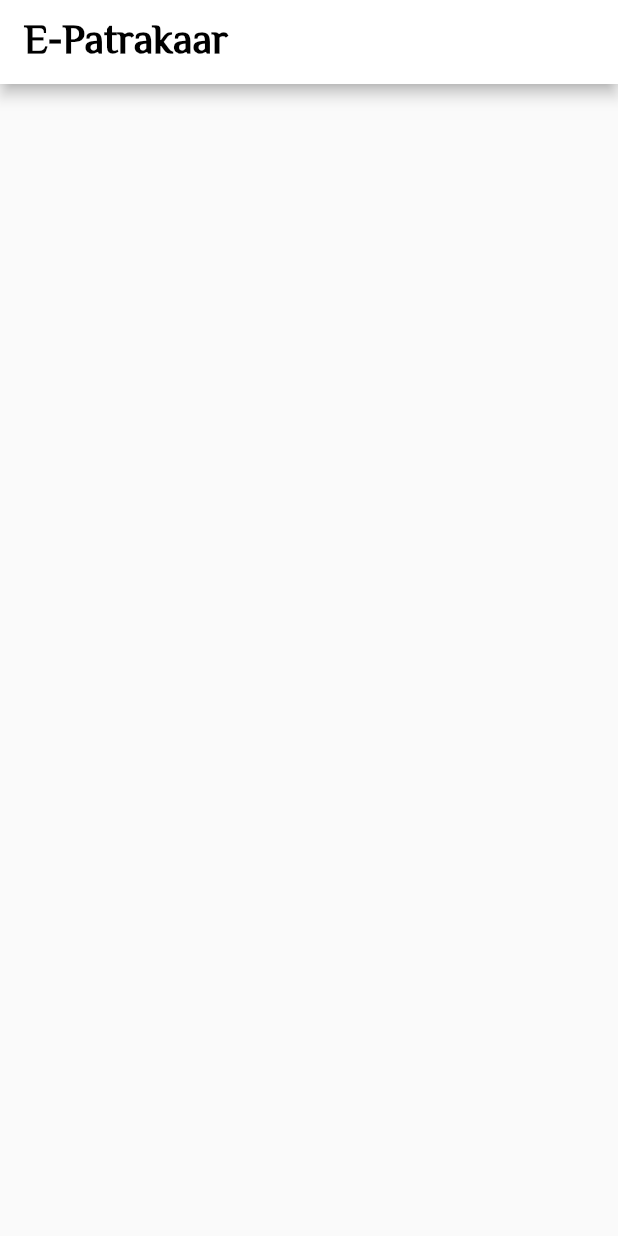
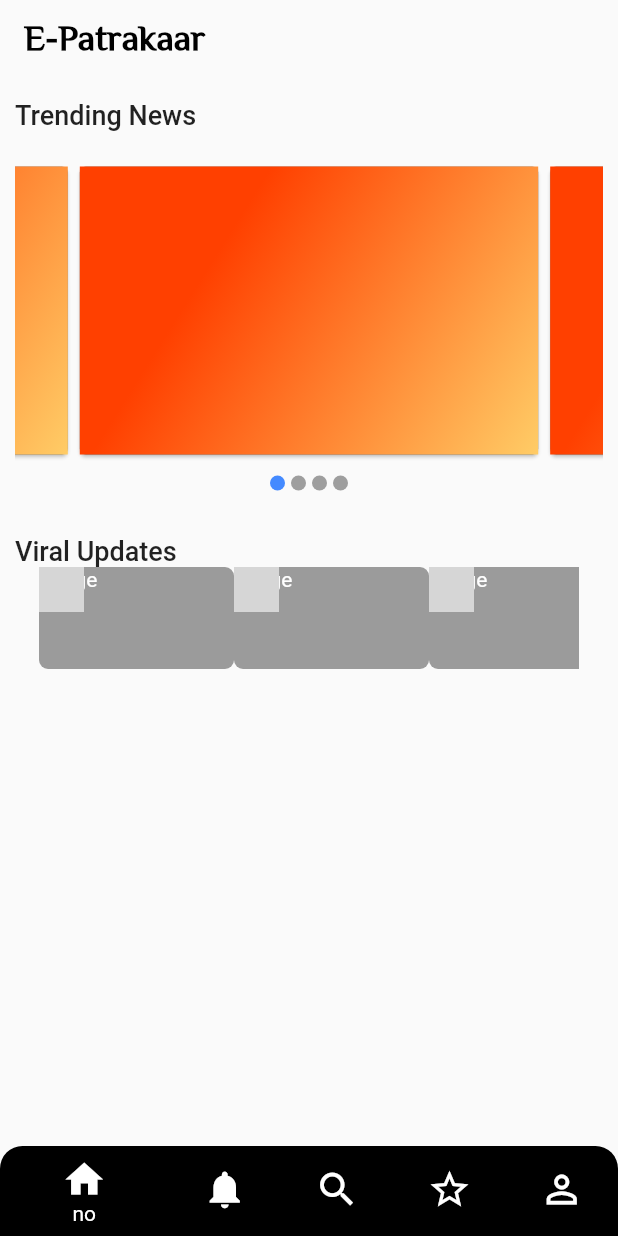
Before and after one commit to VanshitaKanodia/e_patrakaar, a Flutter app: the screen it shows after launch, on a phone screen of 412 x 824 dp. Run offline on Flutter 3.47's test engine with Material 2 defaults, Android fonts, the light colour scheme and no system bars; drawn by our look-alikes of carousel_slider; grey boxes are pictures that could not be loaded.

Commit message:
Card Addition

```diff
--- a/lib/pages/page_1.dart
+++ b/lib/pages/page_1.dart
@@ -1,4 +1,6 @@
 import 'package:flutter/material.dart';
+import 'package:carousel_slider/carousel_slider.dart';
+import 'package:e_patrakar/utils/card_state.dart';
 
 
 
@@ -10,19 +12,197 @@ class HomePage extends StatefulWidget {
 }
 
 class _HomePageState extends State<HomePage> {
+
+  int _currentIndex=0;
+
   @override
   Widget build(BuildContext context) {
     return Scaffold(
         appBar: AppBar(
+          elevation: 0.0,
           title: Text('E-Patrakaar',
             style: TextStyle(
-              fontWeight: FontWeight.w600,
-              fontSize: 27,
+              fontWeight: FontWeight.w700,
+              fontSize: 24,
               fontFamily: 'ElMessiri',
               color: Colors.black,
             ),),
-          backgroundColor: Colors.white,
+          backgroundColor: Colors.transparent,
         ),
+        body: SingleChildScrollView(
+          child: Padding(
+            padding: EdgeInsets.all(10),
+            child: Column(
+              mainAxisAlignment: MainAxisAlignment.start,
+              crossAxisAlignment: CrossAxisAlignment.start,
+              children: [
+                Text('Trending News',
+                  style: TextStyle(
+                    fontSize: 18.0,
+                    fontWeight: FontWeight.w500,
+                  ),),
+                SizedBox(height: 20.0,),
+
+                CarouselSlider(
+                    options: CarouselOptions(
+                      height: 200.0,
+                      autoPlay: false,
+                      aspectRatio: 16/9,
+                      onPageChanged: (index, reason) {
+                        setState(() {
+                          _currentIndex = index;
+                        });
+                      },
+                    ),
+                  items:
+                    cardList.map((card)
+                      {
+                        return Container(
+                          height: MediaQuery.of(context).size.height * 30.0,
+                          width: MediaQuery.of(context).size.width,
+                          child: Card(
+                            color: Colors.black38,
+                            child: card,
+                          ),
+                        );
+                    }).toList(),
+                ),
+
+                Row(
+                  mainAxisAlignment: MainAxisAlignment.center,
+                  children: map<Widget>(cardList, (index, url) {
+                    return Container(
+                      width: 10.0,
+                      height: 10.0,
+                      margin: EdgeInsets.symmetric(vertical: 10.0, horizontal: 2.0),
+                      decoration: BoxDecoration(
+                        shape: BoxShape.circle,
+                        color: _currentIndex == index ? Colors.blueAccent : Colors.grey,
+                      ),
+                    );
+                  }),
+                ),
+                SizedBox(height:20.0),
+
+                Text('Viral Updates',
+                style: TextStyle(
+                  fontSize: 18.0,
+                  fontWeight: FontWeight.w500,
+                ),),
+
+                Container(
+                  child: Column(
+                    children: [
+                      Container(
+                        padding: EdgeInsets.symmetric(horizontal: 16),
+                        height: 70.0,
+                        child: ListView.builder(
+                            itemCount: 10,
+                            scrollDirection: Axis.horizontal,
+                            shrinkWrap: true,
+                            itemBuilder: (context, index)
+                            {
+                              return CategoryTile();
+                            }
+                        ),
+                      )
+                    ],
+                  )
+                ),
+              ],
+            ),
+          ),
+        ),
+
+        bottomNavigationBar: Container(
+          decoration: BoxDecoration(
+            color: Colors.black,
+            borderRadius: BorderRadius.only(
+                topLeft: Radius.circular(15), topRight: Radius.circular(15)),
+          ),
+          child: BottomBar(),
+        )
     );
   }
 }
+
+class CategoryTile extends StatelessWidget {
+
+   final image;
+  CategoryTile({this.image});
+  @override
+  Widget build(BuildContext context) {
+    return Container(
+      // margin: EdgeInsets.only(right: 16),
+        child: Stack(
+        children: [
+        ClipRRect(
+        borderRadius: BorderRadius.circular(6),
+          child:
+            Image.asset('',
+          height: 30.0,
+          width: 30.0,
+          fit: BoxFit.cover,),
+        ),
+          Container(
+            width: 130.0,
+              height: 68.0,
+            decoration: BoxDecoration(
+              borderRadius: BorderRadius.circular(6),
+              color: Colors.black38,
+            ),
+            child: Text("Image",
+            style: TextStyle(
+              color: Colors.white,
+            ),),
+          )
+      ]
+        ),
+
+      // ),
+    );
+  }
+}
+
+
+class BottomBar extends StatelessWidget {
+
+  @override
+  Widget build(BuildContext context) {
+    return BottomNavigationBar(
+      elevation: 0.0,
+      // selectedItemColor: Colors.white,
+      items: [
+        BottomNavigationBarItem(
+            backgroundColor: Colors.transparent,
+            icon: Icon(Icons.home,
+              size: 30.0,),
+            label: 'no'),
+
+        BottomNavigationBarItem(
+            backgroundColor: Colors.transparent,
+            icon: Icon(Icons.notifications,
+              size: 30.0,),
+            label: 'no'),
+
+        BottomNavigationBarItem(
+            backgroundColor: Colors.transparent,
+            icon: Icon(Icons.search,
+              size: 30.0,),
+            label: 'no'),
+
+        BottomNavigationBarItem(
+            backgroundColor: Colors.transparent,
+            icon: Icon(Icons.star_border,
+              size: 30.0,),
+            label: 'no'),
+
+        BottomNavigationBarItem(
+            backgroundColor: Colors.transparent,
+            icon: Icon(Icons.person_outline,
+              size: 30.0,),
+            label: 'Profile'),
+      ],
+    );
+  }
+}
--- /dev/null
+++ b/lib/utils/article_view.dart
@@ -0,0 +1,27 @@
+import 'package:flutter/material.dart';
+
+
+
+class ArticleNews extends StatefulWidget {
+
+  @override
+  State<ArticleNews> createState() => _ArticleNewsState();
+}
+
+class _ArticleNewsState extends State<ArticleNews> {
+  @override
+  Widget build(BuildContext context) {
+    return Container(
+      decoration: BoxDecoration(
+        color: Colors.black38,
+        // // for adding image
+
+        // image: DecorationImage(
+        //   fit: BoxFit.fill,
+        //     //can add image here
+        //   image: null,
+        // )
+      ),
+    );
+  }
+}
--- /dev/null
+++ b/lib/utils/card_state.dart
@@ -0,0 +1,125 @@
+import 'package:flutter/material.dart';
+
+
+
+List cardList=[
+  Item1(),
+  Item2(),
+  Item3(),
+  Item4()
+];
+List<T> map<T>(List list, Function handler) {
+  List<T> result = [];
+  for (var i = 0; i < list.length; i++) {
+    result.add(handler(i, list[i]));
+  }
+  return result;
+}
+
+
+class Item1 extends StatelessWidget {
+  @override
+  Widget build(BuildContext context) {
+    return Container(
+      decoration: BoxDecoration(
+        gradient: LinearGradient(
+            begin: Alignment.topLeft,
+            end: Alignment.bottomRight,
+            stops: [0.3, 1],
+            colors: [Color(0xffff4000),Color(0xffffcc66),]
+        ),
+      ),
+      child: Column(
+        mainAxisAlignment: MainAxisAlignment.center,
+        children: <Widget>[
+          // Image.network(
+          //   'Add Image here',
+          //   height: 180.0,
+          //   fit: BoxFit.cover,
+          // )
+        ],
+      ),
+    );
+  }
+}
+
+
+class Item2 extends StatelessWidget {
+  @override
+  Widget build(BuildContext context) {
+    return Container(
+      decoration: BoxDecoration(
+        gradient: LinearGradient(
+            begin: Alignment.topLeft,
+            end: Alignment.bottomRight,
+            stops: [0.3, 1],
+            colors: [Color(0xffff4000),Color(0xffffcc66),]
+        ),
+      ),
+      child: Column(
+        mainAxisAlignment: MainAxisAlignment.center,
+        children: <Widget>[
+          // Image.network(
+          //   'Add Image here',
+          //   height: 180.0,
+          //   fit: BoxFit.cover,
+          // )
+        ],
+      ),
+    );
+  }
+}
+
+
+
+class Item3 extends StatelessWidget {
+  @override
+  Widget build(BuildContext context) {
+    return Container(
+      decoration: BoxDecoration(
+        gradient: LinearGradient(
+            begin: Alignment.topLeft,
+            end: Alignment.bottomRight,
+            stops: [0.3, 1],
+            colors: [Color(0xffff4000),Color(0xffffcc66),]
+        ),
+      ),
+      child: Column(
+        mainAxisAlignment: MainAxisAlignment.center,
+        children: <Widget>[
+          // Image.network(
+          //   'Add Image here',
+          //   height: 180.0,
+          //   fit: BoxFit.cover,
+          // )
+        ],
+      ),
+    );
+  }
+}
+
+class Item4 extends StatelessWidget {
+  @override
+  Widget build(BuildContext context) {
+    return Container(
+      decoration: BoxDecoration(
+        gradient: LinearGradient(
+            begin: Alignment.topLeft,
+            end: Alignment.bottomRight,
+            stops: [0.3, 1],
+            colors: [Color(0xffff4000),Color(0xffffcc66),]
+        ),
+      ),
+      child: Column(
+        mainAxisAlignment: MainAxisAlignment.center,
+        children: <Widget>[
+          // Image.network(
+          //   'Add Image here',
+          //   height: 180.0,
+          //   fit: BoxFit.cover,
+          // )
+        ],
+      ),
+    );
+  }
+}
--- /dev/null
+++ b/lib/utils/news_model.dart
@@ -0,0 +1,21 @@
+
+class NewsData
+{
+   late String title;
+   late String author;
+   late String content;
+   late String urlToImage;
+   late String data;
+
+  // static var length;
+
+
+   NewsData(
+       this.title,
+       this.author,
+       this.content,
+       this.urlToImage,
+       this.data,
+       );
+
+}
--- a/pubspec.yaml
+++ b/pubspec.yaml
@@ -45,6 +45,7 @@ dev_dependencies:
   # package. See that file for information about deactivating specific lint
   # rules and activating additional ones.
   flutter_lints: ^2.0.0
+  carousel_slider: ^4.1.1
 
 # For information on the generic Dart part of this file, see the
 # following page: https://dart.dev/tools/pub/pubspec
@@ -58,8 +59,8 @@ flutter:
   uses-material-design: true
 
   # To add assets to your application, add an assets section, like this:
-  # assets:
-  #   - images/a_dot_burr.jpeg
+  assets:
+    - images/news-update.png
   #   - images/a_dot_ham.jpeg
 
   # An image asset can refer to one or more resolution-specific "variants", see
```
Also changed, not shown: images/news-update.png (added), lib/pages/article_view.dart (deleted), pubspec.lock.
